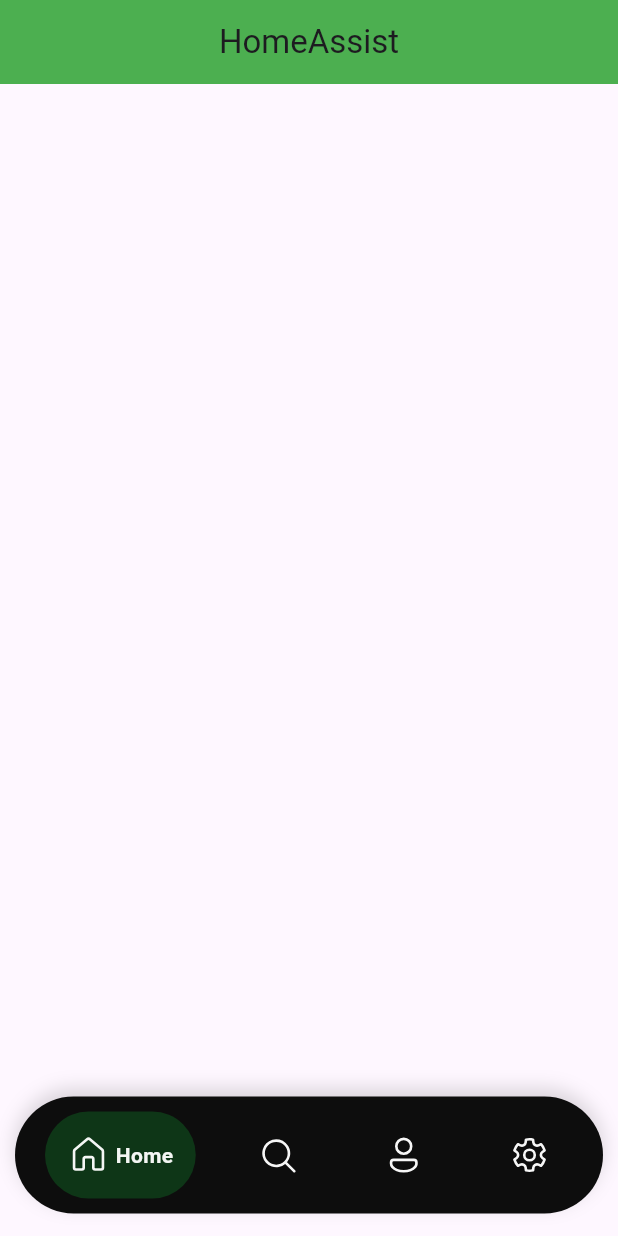
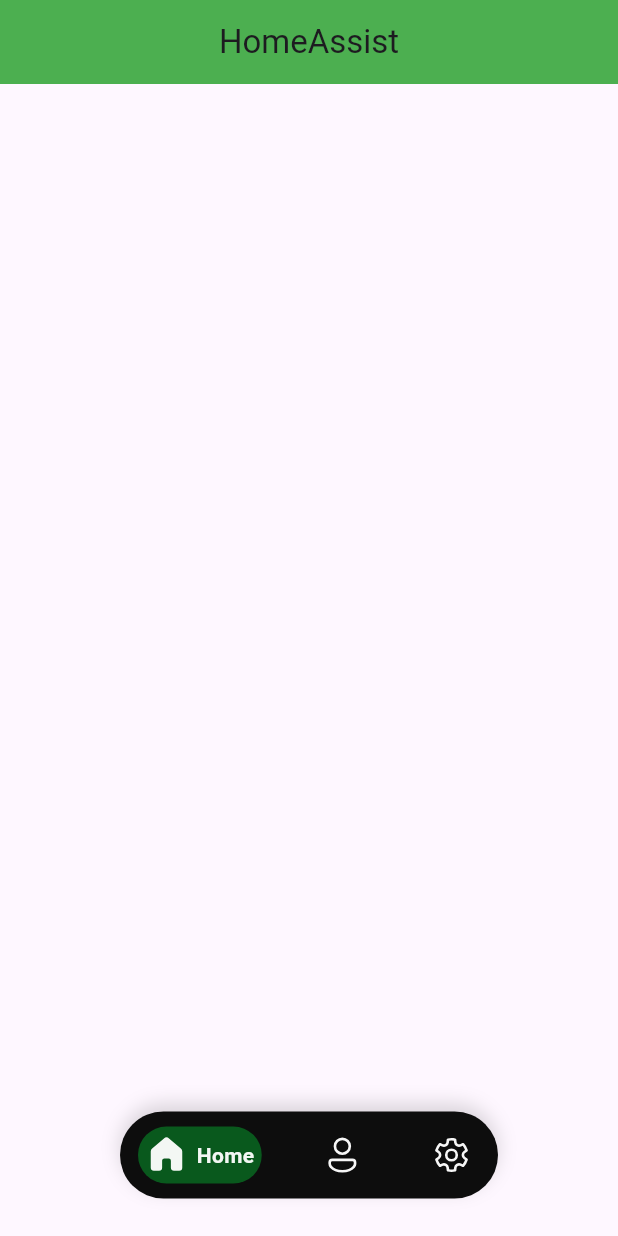
Before and after one commit to monishshriyan/home-assist, a Flutter app: the screen it shows after launch, on a phone screen of 412 x 824 dp. Run offline on Flutter 3.47's test engine with Material 3 defaults, Android fonts, the phone set to English and light mode, and no system bars; drawn by our look-alikes of google_nav_bar; our stand-ins replace fluentui_icons.

Commit message:
removed search from nav_bar

```diff
--- a/lib/base/bottom_nav_bar.dart
+++ b/lib/base/bottom_nav_bar.dart
@@ -20,7 +20,7 @@ class _BottomNavBarState extends State<BottomNavBar> {
         title: const Center(child: Text("HomeAssist")),
       ),
       bottomNavigationBar: Container(
-        margin: const EdgeInsets.only(bottom: 15, left: 10, right: 10),
+        margin: const EdgeInsets.only(bottom: 25, left: 80, right: 80),
         /* color: const Color.fromARGB(255, 13, 13, 13) */
         decoration: const BoxDecoration(
           color: Color.fromARGB(255, 13, 13, 13),
@@ -36,26 +36,23 @@ class _BottomNavBarState extends State<BottomNavBar> {
         ), // Add this),
 
         child: const Padding(
-          padding: EdgeInsets.symmetric(horizontal: 20, vertical: 10),
+          padding: EdgeInsets.symmetric(horizontal: 12, vertical: 10),
           child: GNav(
               backgroundColor: Color.fromARGB(255, 13, 13, 13),
               color: Color.fromARGB(246, 255, 255, 255),
               activeColor: Color.fromARGB(243, 255, 255, 255),
-              tabBackgroundColor: Color.fromARGB(47, 18, 234, 65),
-              gap: 4,
+              tabBackgroundColor: Color.fromARGB(80, 0, 255, 64),
+              gap: 6,
               duration: Duration(milliseconds: 200),
               iconSize: 28,
-              padding: EdgeInsets.all(15),
+              padding: EdgeInsets.all(5),
               haptic: true,
               curve: Curves.easeInExpo,
               tabs: [
                 GButton(
-                  icon: FluentSystemIcons.ic_fluent_home_regular,
+                  icon: FluentSystemIcons.ic_fluent_home_filled,
                   text: 'Home',
                 ),
-                GButton(
-                    icon: FluentSystemIcons.ic_fluent_search_regular,
-                    text: 'Search'),
                 GButton(
                     icon: FluentSystemIcons.ic_fluent_person_regular,
                     text: 'Account'),
```
